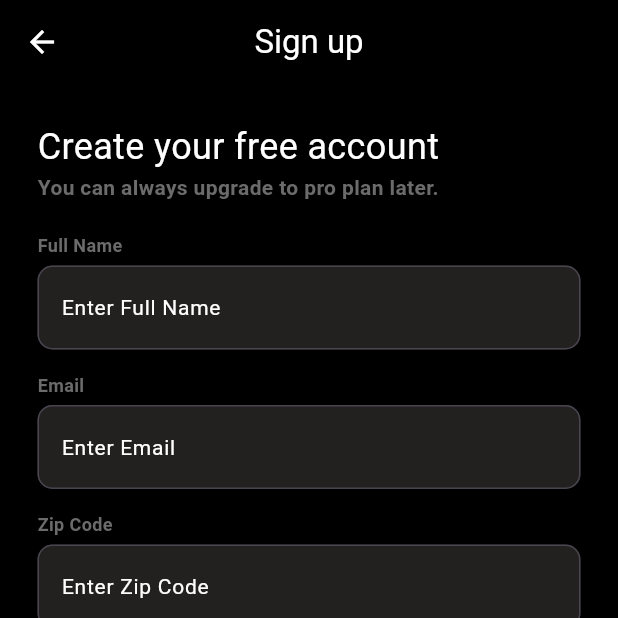
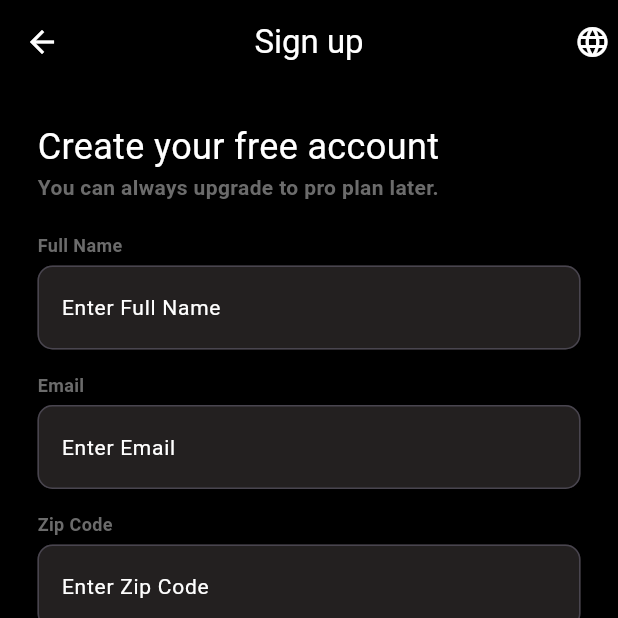
Before and after one commit to jpmangoit/sunmate, a Flutter app: the screen it shows after launch, after a tap on "Login", after a tap on "Forget Password?", after a tap on "Sign up", on a phone screen of 412 x 824 dp, the top half of it. Run offline on Flutter 3.47's test engine with Material 3 defaults, Android fonts, the phone set to English and light mode, and no system bars; our stand-ins replace google_fonts, permission_handler, shared_preferences, sizer, syncfusion_flutter_charts, velocity_x; accounts and stored records are empty; Roboto replaces fonts that are missing (Poppins).

Commit message:
minor changes

```diff
--- a/lib/screens/auth/codevarificarion_page.dart
+++ b/lib/screens/auth/codevarificarion_page.dart
@@ -4,6 +4,9 @@ import 'package:sunmate/providers/auth_provider.dart';
 import 'package:sunmate/screens/auth/login_page.dart';
 import 'package:sunmate/constants/constants.dart';
 import 'package:velocity_x/velocity_x.dart';
+
+import '../../localization/localization_contants.dart';
+import '../../widgets/shared/language_select.dart';
 
 class CodeVerificationPage extends StatefulWidget {
   const CodeVerificationPage({Key? key}) : super(key: key);
@@ -13,8 +16,6 @@ class CodeVerificationPage extends StatefulWidget {
 }
 
 class CodeVerificationPageState extends State<CodeVerificationPage> {
-  String email = "test@test.com";
-  String password = 'password';
   String error = "";
   bool changeButton = false;
   String isSignIn = 'initial';
@@ -32,14 +33,14 @@ class CodeVerificationPageState extends State<CodeVerificationPage> {
   moveToHome(BuildContext context) async {
     if (_formKey.currentState!.validate()) {
       dynamic result;
-      result = await Auth().signInWithEmail(email, password);
-      if (result != 200) {
-        setState(() {
-          isSignIn = 'initial';
-          error = 'please enter a valid email and password';
-        });
-        return;
-      }
+      // result = await Auth().signInWithEmail(email, password);
+      // if (result != 200) {
+      //   setState(() {
+      //     isSignIn = 'initial';
+      //     error = 'please enter a valid email and password';
+      //   });
+      //   return;
+      // }
       if (!mounted) return;
       setState(() {
         isSignIn = 'completed';
@@ -51,9 +52,9 @@ class CodeVerificationPageState extends State<CodeVerificationPage> {
 
   Widget verifyButton() {
     if (isSignIn == 'initial') {
-      return const Text(
-        "Verify",
-        style: TextStyle(
+      return Text(
+        getTranslated(context, 'k_verify'),
+        style: const TextStyle(
           color: AppColors.buttonTextColor,
           fontWeight: FontWeight.bold,
           fontSize: 18,
@@ -87,7 +88,7 @@ class CodeVerificationPageState extends State<CodeVerificationPage> {
           showCursor: false,
           readOnly: false,
           textAlign: TextAlign.center,
-          style: TextStyle(fontSize: 24, fontWeight: FontWeight.bold,color: AppColors.buttonColor),
+          style: const TextStyle(fontSize: 24, fontWeight: FontWeight.bold,color: AppColors.buttonColor),
           keyboardType: TextInputType.number,
           maxLength: 1,
           decoration: InputDecoration(
@@ -114,9 +115,17 @@ class CodeVerificationPageState extends State<CodeVerificationPage> {
           ),
           backgroundColor: AppColors.backgroundColor,
           centerTitle: true,
-          title: const Text('Verification',
+          title: Text(
+              getTranslated(context, 'k_verify'),
               textAlign: TextAlign.center,
-              style: TextStyle(color: AppColors.textColor)),
+              style: const TextStyle(color: AppColors.textColor),
+          ),
+          actions: const <Widget>[
+            Padding(
+                padding: EdgeInsets.all(5),
+                child: LanguageSelect()
+            )
+          ],
         ),
         backgroundColor: AppColors.backgroundColor,
         resizeToAvoidBottomInset: true,
@@ -130,17 +139,17 @@ class CodeVerificationPageState extends State<CodeVerificationPage> {
                 mainAxisAlignment: MainAxisAlignment.center,
                 crossAxisAlignment: CrossAxisAlignment.start,
                 children: [
-                  const Text(
-                    'Enter 4 digits code',
-                    style: TextStyle(
+                  Text(
+                    getTranslated(context, 'k_verify_heading'),
+                    style: const TextStyle(
                       fontSize: 24,
                       fontWeight: FontWeight.w400,
                       color: AppColors.textColor,
                     ),
                   ),
-                  const Text(
-                    'Enter 4 digits code that you recevied on your email.',
-                    style: TextStyle(
+                  Text(
+                    getTranslated(context, 'k_verify_sub_text'),
+                    style: const TextStyle(
                         fontSize: 16,
                         fontWeight: FontWeight.w600,
                         color: AppColors.GreyTextColor),
@@ -160,25 +169,25 @@ class CodeVerificationPageState extends State<CodeVerificationPage> {
                   const SizedBox(
                     height: 10,
                   ),
-                  const Row(
+                  Row(
                     mainAxisAlignment: MainAxisAlignment.center,
 
                     children: [
                       Text(
-                        "I Don't receive any code! ",
-                        style: TextStyle(
+                        getTranslated(context, 'k_verify_resend'),
+                        style: const TextStyle(
                           fontSize: 14,
                           fontWeight: FontWeight.w400,
                           color: AppColors.textColor,
                         ),
                         textAlign: TextAlign.center,
                       ),
-                      SizedBox(
+                      const SizedBox(
                         height: 5,
                       ),
                       Text(
-                        "Resend Code",
-                        style: TextStyle(
+                        getTranslated(context, 'k_verify_resend_code'),
+                        style: const TextStyle(
                           fontSize: 14,
                           fontWeight: FontWeight.bold,
                           color: AppColors.buttonColor,
--- a/lib/screens/auth/signup_page.dart
+++ b/lib/screens/auth/signup_page.dart
@@ -6,6 +6,7 @@ import 'package:sunmate/constants/constants.dart';
 import 'package:velocity_x/velocity_x.dart';
 
 import '../../localization/localization_contants.dart';
+import '../../widgets/shared/language_select.dart';
 
 class SignupPage extends StatefulWidget {
   const SignupPage({Key? key}) : super(key: key);
@@ -78,18 +79,25 @@ class SignupPageState extends State<SignupPage> {
       builder: (BuildContext context) {
         return AlertDialog(
           backgroundColor: AppColors.inputColor,
-          title: const Text('Terms & Conditions',style: TextStyle(color: AppColors.textColor)),
+          title: const Text('Terms & Conditions',
+              style: TextStyle(color: AppColors.textColor)),
           content: const SingleChildScrollView(
             child: ListBody(
               children: <Widget>[
-                Text('Lorem ipsum dolor sit amet, consectetur adipiscing elit, sed do eiusmod tempor incididunt ut labore et dolore magna aliqua. Ut enim ad minim veniam, quis nostrud exercitation ullamco laboris nisi ut aliquip ex ea commodo consequat. Duis aute irure dolor in reprehenderit in voluptate velit esse cillum dolore eu fugiat nulla pariatur. Excepteur sint occaecat cupidatat non proident, sunt in culpa qui officia deserunt mollit anim id est laborum.',style: TextStyle(color: AppColors.textColor)),
-                Text('Would you like to agree?',style: TextStyle(color: AppColors.textColor),),
+                Text(
+                    'Lorem ipsum dolor sit amet, consectetur adipiscing elit, sed do eiusmod tempor incididunt ut labore et dolore magna aliqua. Ut enim ad minim veniam, quis nostrud exercitation ullamco laboris nisi ut aliquip ex ea commodo consequat. Duis aute irure dolor in reprehenderit in voluptate velit esse cillum dolore eu fugiat nulla pariatur. Excepteur sint occaecat cupidatat non proident, sunt in culpa qui officia deserunt mollit anim id est laborum.',
+                    style: TextStyle(color: AppColors.textColor)),
+                Text(
+                  'Would you like to agree?',
+                  style: TextStyle(color: AppColors.textColor),
+                ),
               ],
             ),
           ),
           actions: <Widget>[
             TextButton(
-              child: const Text('Close',style: TextStyle(color: AppColors.textColor)),
+              child: const Text('Close',
+                  style: TextStyle(color: AppColors.textColor)),
               onPressed: () {
                 Navigator.of(context).pop();
               },
@@ -110,6 +118,12 @@ class SignupPageState extends State<SignupPage> {
           ),
           backgroundColor: AppColors.backgroundColor,
           centerTitle: true,
+          actions: const <Widget>[
+            Padding(
+                padding: EdgeInsets.all(5),
+                child: LanguageSelect()
+            )
+          ],
           title: Text(getTranslated(context, 'k_form_sign_up'),
               textAlign: TextAlign.center,
               style: const TextStyle(color: AppColors.textColor)),
@@ -128,17 +142,17 @@ class SignupPageState extends State<SignupPage> {
                   mainAxisAlignment: MainAxisAlignment.center,
                   crossAxisAlignment: CrossAxisAlignment.start,
                   children: [
-                    const Text(
-                      'Create your free account',
-                      style: TextStyle(
+                    Text(
+                      getTranslated(context, 'k_sign_up_free_account'),
+                      style: const TextStyle(
                         fontSize: 24,
                         fontWeight: FontWeight.w400,
                         color: AppColors.textColor,
                       ),
                     ),
-                    const Text(
-                      'You can always upgrade to pro plan later.',
-                      style: TextStyle(
+                    Text(
+                      getTranslated(context, 'k_sign_up_sub_text'),
+                      style: const TextStyle(
                           fontSize: 14,
                           fontWeight: FontWeight.w600,
                           color: AppColors.GreyTextColor),
@@ -146,9 +160,9 @@ class SignupPageState extends State<SignupPage> {
                     const SizedBox(
                       height: 20.0,
                     ),
-                    const Text(
-                      'Full Name',
-                      style: TextStyle(
+                    Text(
+                      getTranslated(context, 'k_form_full_name'),
+                      style: const TextStyle(
                           fontSize: 12,
                           fontWeight: FontWeight.w600,
                           color: AppColors.GreyTextColor),
@@ -160,7 +174,8 @@ class SignupPageState extends State<SignupPage> {
                       style: const TextStyle(color: AppColors.buttonColor),
                       validator: (value) {
                         if (value == null || value.isEmpty) {
-                          return 'Please enter full name';
+                          return getTranslated(
+                              context, 'k_form_require_full_name');
                         }
                         return null;
                       },
@@ -179,7 +194,8 @@ class SignupPageState extends State<SignupPage> {
                             width: 2.0,
                           ),
                         ),
-                        hintText: "Enter Full Name",
+                        hintText: getTranslated(
+                            context, 'k_form_full_name_placeholder'),
                         hintStyle: const TextStyle(
                             color: AppColors.textColor,
                             fontSize: 14,
@@ -189,9 +205,9 @@ class SignupPageState extends State<SignupPage> {
                     const SizedBox(
                       height: 15.0,
                     ),
-                    const Text(
-                      'Email',
-                      style: TextStyle(
+                    Text(
+                      getTranslated(context, 'k_form_email'),
+                      style: const TextStyle(
                           fontSize: 12,
                           fontWeight: FontWeight.w600,
                           color: AppColors.GreyTextColor),
@@ -203,7 +219,7 @@ class SignupPageState extends State<SignupPage> {
                       style: const TextStyle(color: AppColors.buttonColor),
                       validator: (value) {
                         if (value == null || value.isEmpty) {
-                          return 'Please enter email';
+                          return getTranslated(context, 'k_form_require_email');
                         }
                         return null;
                       },
@@ -222,7 +238,8 @@ class SignupPageState extends State<SignupPage> {
                             width: 2.0,
                           ),
                         ),
-                        hintText: "Enter Email",
+                        hintText:
+                            getTranslated(context, 'k_form_email_placeholder'),
                         hintStyle: const TextStyle(
                             color: AppColors.textColor,
                             fontSize: 14,
@@ -236,9 +253,9 @@ class SignupPageState extends State<SignupPage> {
                     const SizedBox(
                       height: 15.0,
                     ),
-                    const Text(
-                      'Zip Code',
-                      style: TextStyle(
+                    Text(
+                      getTranslated(context, 'k_form_zipcode'),
+                      style: const TextStyle(
                           fontSize: 12,
                           fontWeight: FontWeight.w600,
                           color: AppColors.GreyTextColor),
@@ -250,7 +267,8 @@ class SignupPageState extends State<SignupPage> {
                       style: const TextStyle(color: AppColors.buttonColor),
                       validator: (value) {
                         if (value == null || value.isEmpty) {
-                          return 'Please enter zip code';
+                          return getTranslated(
+                              context, 'k_form_require_zipcode');
                         }
                         return null;
                       },
@@ -269,7 +287,8 @@ class SignupPageState extends State<SignupPage> {
                             width: 2.0,
                           ),
                         ),
-                        hintText: "Enter Zip Code",
+                        hintText: getTranslated(
+                            context, 'k_form_zipcode_placeholder'),
                         hintStyle: const TextStyle(
                             color: AppColors.textColor,
                             fontSize: 14,
@@ -279,9 +298,9 @@ class SignupPageState extends State<SignupPage> {
                     const SizedBox(
                       height: 15.0,
                     ),
-                    const Text(
-                      'Password',
-                      style: TextStyle(
+                    Text(
+                      getTranslated(context, 'k_form_password'),
+                      style: const TextStyle(
                           fontSize: 12,
                           fontWeight: FontWeight.w600,
                           color: AppColors.GreyTextColor),
@@ -293,7 +312,8 @@ class SignupPageState extends State<SignupPage> {
                       style: const TextStyle(color: AppColors.buttonColor),
                       validator: (value) {
                         if (value == null || value.isEmpty) {
-                          return 'Please enter password';
+                          return getTranslated(
+                              context, 'k_form_require_password');
                         }
                         return null;
                       },
@@ -313,7 +333,8 @@ class SignupPageState extends State<SignupPage> {
                             width: 2.0,
                           ),
                         ),
-                        hintText: "Enter Password",
+                        hintText: getTranslated(
+                            context, 'k_form_password_placeholder'),
                         hintStyle: const TextStyle(
                             color: AppColors.textColor,
                             fontSize: 14,
@@ -334,9 +355,9 @@ class SignupPageState extends State<SignupPage> {
                     const SizedBox(
                       height: 20.0,
                     ),
-                    const Text(
-                      'Select Language',
-                      style: TextStyle(
+                    Text(
+                      getTranslated(context, 'k_form_language'),
+                      style: const TextStyle(
                           fontSize: 12,
                           fontWeight: FontWeight.w600,
                           color: AppColors.GreyTextColor),
@@ -360,7 +381,7 @@ class SignupPageState extends State<SignupPage> {
                             width: 2.0,
                           ),
                         ),
-                        hintText: 'Select Language',
+                        hintText: getTranslated(context, 'k_form_language'),
                         hintStyle: const TextStyle(
                             color: AppColors.textColor,
                             fontSize: 14,
@@ -396,52 +417,60 @@ class SignupPageState extends State<SignupPage> {
                           },
                         ),
                         Expanded(
-                          child: TextButton(onPressed: _showMyDialog, child: Container(
+                          child: TextButton(
+                            onPressed: _showMyDialog,
+                            child: Container(
                               padding: EdgeInsets.zero,
                               margin: EdgeInsets.zero,
                               child: Wrap(
                                 crossAxisAlignment: WrapCrossAlignment.center,
                                 children: [
                                   RichText(
-                                    text: const TextSpan(children: [
+                                      text: TextSpan(children: [
                                     TextSpan(
-                                    text:
-                                        "By Registering you agree to sunmate 10 ",
-                                    style: TextStyle(
+                                      text: getTranslated(
+                                          context, 'k_sign_up_check_term'),
+                                      style: const TextStyle(
                                           color: AppColors.GreyTextColor,
                                           fontWeight: FontWeight.bold),
                                     ),
                                     TextSpan(
-                                      text: "Terms & Conditions",
-                                      style: TextStyle(
-                                          decoration: TextDecoration.underline,
+                                        text: getTranslated(context,
+                                            'k_sign_up_term_condition'),
+                                        style: const TextStyle(
+                                            decoration:
+                                                TextDecoration.underline,
                                             color: AppColors.buttonColor,
                                             fontWeight: FontWeight.bold)),
-                                  TextSpan(
+                                    const TextSpan(
                                       text: " & ",
                                       style: TextStyle(
                                           color: AppColors.GreyTextColor,
                                           fontWeight: FontWeight.bold),
                                     ),
                                     TextSpan(
-                                      text: "Private Policy",
-                                      style: TextStyle(
-                                          decoration: TextDecoration.underline,
+                                        text: getTranslated(context,
+                                            'k_sign_up_private_policy'),
+                                        style: const TextStyle(
+                                            decoration:
+                                                TextDecoration.underline,
                                             color: AppColors.buttonColor,
                                             fontWeight: FontWeight.bold)),
-                                  TextSpan(
+                                    const TextSpan(
                                       text: " & ",
                                       style: TextStyle(
                                           color: AppColors.GreyTextColor,
                                           fontWeight: FontWeight.bold),
                                     ),
                                     TextSpan(
-                                      text: "Disclaimer",
-                                      style: TextStyle(
+                                      text: getTranslated(
+                                          context, 'k_sign_up_disclaimer'),
+                                      style: const TextStyle(
                                         decoration: TextDecoration.underline,
                                         color: AppColors.buttonColor,
                                         fontWeight: FontWeight.bold,
-                                      ),),
+                                      ),
+                                    ),
                                   ])),
                                 ],
                               ),
@@ -476,9 +505,9 @@ class SignupPageState extends State<SignupPage> {
                     Row(
                       mainAxisAlignment: MainAxisAlignment.center,
                       children: [
-                        const Text(
-                          'Already have an account?',
-                          style: TextStyle(
+                        Text(
+                          getTranslated(context, 'k_sign_up_already_account'),
+                          style: const TextStyle(
                             fontSize: 16,
                             fontWeight: FontWeight.w400,
                             color: AppColors.textColor,
@@ -496,9 +525,9 @@ class SignupPageState extends State<SignupPage> {
                               ),
                             );
                           },
-                          child: const Text(
-                            'Login',
-                            style: TextStyle(
+                          child: Text(
+                            getTranslated(context, 'k_form_login'),
+                            style: const TextStyle(
                               fontSize: 16,
                               fontWeight: FontWeight.w800,
                               color: AppColors.buttonColor,
```
Also changed, not shown: lib/languages/app_da.json (+20 -0 lines), lib/languages/app_en.json (+13 -3 lines). Lines whose indentation alone changed are shown as unchanged.
